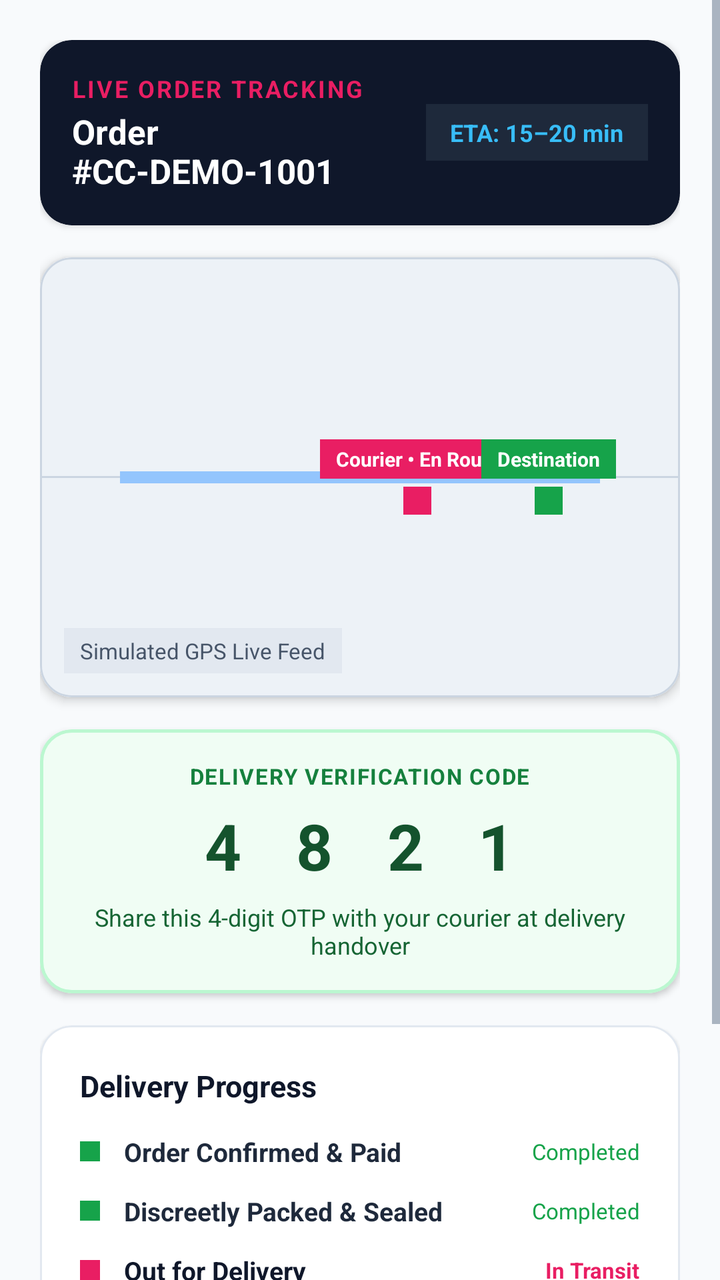
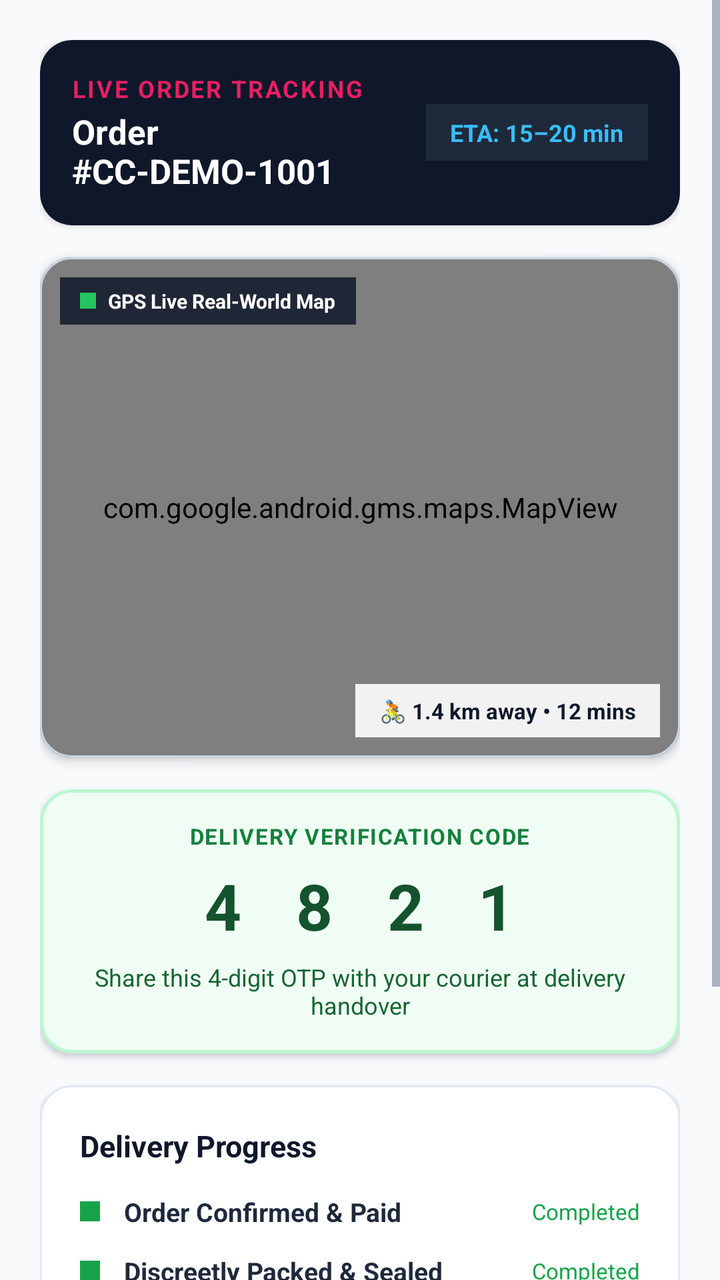

An Android layout rendered at two revisions. The XML below is the earlier revision; the diff shows what the commit changed to produce the second picture.
<!-- AndroidManifest.xml: application theme Theme.CycleCare -->
<!-- res/layout/activity_order_tracking.xml -->
<?xml version="1.0" encoding="utf-8"?>
<ScrollView xmlns:android="http://schemas.android.com/apk/res/android"
    xmlns:app="http://schemas.android.com/apk/res-auto"
    android:layout_width="match_parent"
    android:layout_height="match_parent"
    android:background="#F8FAFC"
    android:fillViewport="true">

    <LinearLayout
        android:layout_width="match_parent"
        android:layout_height="wrap_content"
        android:orientation="vertical"
        android:padding="20dp">

        
        <com.google.android.material.card.MaterialCardView
            android:layout_width="match_parent"
            android:layout_height="wrap_content"
            app:cardCornerRadius="16dp"
            app:cardElevation="2dp"
            app:cardBackgroundColor="#0F172A">

            <LinearLayout
                android:layout_width="match_parent"
                android:layout_height="wrap_content"
                android:orientation="horizontal"
                android:padding="16dp"
                android:gravity="center_vertical">

                <LinearLayout
                    android:layout_width="0dp"
                    android:layout_height="wrap_content"
                    android:layout_weight="1"
                    android:orientation="vertical">

                    <TextView
                        android:layout_width="wrap_content"
                        android:layout_height="wrap_content"
                        android:text="LIVE ORDER TRACKING"
                        android:textColor="#E91E63"
                        android:textSize="12sp"
                        android:textStyle="bold"
                        android:letterSpacing="0.08" />

                    <TextView
                        android:id="@+id/tv_order_title"
                        android:layout_width="wrap_content"
                        android:layout_height="wrap_content"
                        android:layout_marginTop="2dp"
                        android:text="Order #CC-DEMO-1001"
                        android:textColor="#FFFFFF"
                        android:textSize="17sp"
                        android:textStyle="bold" />
                </LinearLayout>

                <TextView
                    android:id="@+id/tv_eta_badge"
                    android:layout_width="wrap_content"
                    android:layout_height="wrap_content"
                    android:background="#1E293B"
                    android:paddingHorizontal="12dp"
                    android:paddingVertical="6dp"
                    android:text="ETA: 15–20 min"
                    android:textColor="#38BDF8"
                    android:textSize="12sp"
                    android:textStyle="bold" />
            </LinearLayout>
        </com.google.android.material.card.MaterialCardView>

        
        <com.google.android.material.card.MaterialCardView
            android:layout_width="match_parent"
            android:layout_height="220dp"
            android:layout_marginTop="16dp"
            app:cardCornerRadius="16dp"
            app:cardElevation="3dp"
            app:cardBackgroundColor="#E2E8F0"
            app:strokeColor="#CBD5E1"
            app:strokeWidth="1dp">

            <RelativeLayout
                android:layout_width="match_parent"
                android:layout_height="match_parent"
                android:background="#EDF2F7">

                
                <View
                    android:layout_width="match_parent"
                    android:layout_height="1dp"
                    android:layout_centerVertical="true"
                    android:background="#CBD5E1" />

                
                <View
                    android:id="@+id/view_route_line"
                    android:layout_width="match_parent"
                    android:layout_height="6dp"
                    android:layout_centerVertical="true"
                    android:layout_marginHorizontal="40dp"
                    android:background="#93C5FD" />

                
                <LinearLayout
                    android:id="@+id/layout_courier_marker"
                    android:layout_width="wrap_content"
                    android:layout_height="wrap_content"
                    android:layout_centerVertical="true"
                    android:layout_marginStart="140dp"
                    android:gravity="center"
                    android:orientation="vertical">

                    <TextView
                        android:layout_width="wrap_content"
                        android:layout_height="wrap_content"
                        android:background="#E91E63"
                        android:paddingHorizontal="8dp"
                        android:paddingVertical="3dp"
                        android:text="Courier • En Route"
                        android:textColor="#FFFFFF"
                        android:textSize="10sp"
                        android:textStyle="bold" />

                    <View
                        android:layout_width="14dp"
                        android:layout_height="14dp"
                        android:layout_marginTop="4dp"
                        android:background="#E91E63" />
                </LinearLayout>

                
                <LinearLayout
                    android:layout_width="wrap_content"
                    android:layout_height="wrap_content"
                    android:layout_alignParentEnd="true"
                    android:layout_centerVertical="true"
                    android:layout_marginEnd="32dp"
                    android:gravity="center"
                    android:orientation="vertical">

                    <TextView
                        android:layout_width="wrap_content"
                        android:layout_height="wrap_content"
                        android:background="#16A34A"
                        android:paddingHorizontal="8dp"
                        android:paddingVertical="3dp"
                        android:text="Destination"
                        android:textColor="#FFFFFF"
                        android:textSize="10sp"
                        android:textStyle="bold" />

                    <View
                        android:layout_width="14dp"
                        android:layout_height="14dp"
                        android:layout_marginTop="4dp"
                        android:background="#16A34A" />
                </LinearLayout>

                
                <TextView
                    android:layout_width="wrap_content"
                    android:layout_height="wrap_content"
                    android:layout_alignParentBottom="true"
                    android:layout_alignParentStart="true"
                    android:layout_margin="12dp"
                    android:background="#E2E8F0"
                    android:paddingHorizontal="8dp"
                    android:paddingVertical="4dp"
                    android:text="Simulated GPS Live Feed"
                    android:textColor="#475569"
                    android:textSize="11sp" />
            </RelativeLayout>
        </com.google.android.material.card.MaterialCardView>

        
        <com.google.android.material.card.MaterialCardView
            android:layout_width="match_parent"
            android:layout_height="wrap_content"
            android:layout_marginTop="16dp"
            app:cardCornerRadius="16dp"
            app:cardElevation="2dp"
            app:cardBackgroundColor="#F0FDF4"
            app:strokeColor="#BBF7D0"
            app:strokeWidth="1.5dp">

            <LinearLayout
                android:layout_width="match_parent"
                android:layout_height="wrap_content"
                android:orientation="vertical"
                android:padding="16dp"
                android:gravity="center">

                <TextView
                    android:layout_width="wrap_content"
                    android:layout_height="wrap_content"
                    android:text="DELIVERY VERIFICATION CODE"
                    android:textColor="#15803D"
                    android:textSize="11sp"
                    android:textStyle="bold"
                    android:letterSpacing="0.05" />

                <TextView
                    android:id="@+id/tv_otp_display"
                    android:layout_width="wrap_content"
                    android:layout_height="wrap_content"
                    android:layout_marginTop="6dp"
                    android:text="4 8 2 1"
                    android:textColor="#14532D"
                    android:textSize="32sp"
                    android:textStyle="bold"
                    android:letterSpacing="0.3" />

                <TextView
                    android:layout_width="wrap_content"
                    android:layout_height="wrap_content"
                    android:layout_marginTop="6dp"
                    android:text="Share this 4-digit OTP with your courier at delivery handover"
                    android:textColor="#166534"
                    android:textSize="12sp"
                    android:textAlignment="center" />
            </LinearLayout>
        </com.google.android.material.card.MaterialCardView>

        
        <com.google.android.material.card.MaterialCardView
            android:layout_width="match_parent"
            android:layout_height="wrap_content"
            android:layout_marginTop="16dp"
            app:cardCornerRadius="16dp"
            app:cardElevation="1dp"
            app:cardBackgroundColor="#FFFFFF"
            app:strokeColor="#E2E8F0"
            app:strokeWidth="1dp">

            <LinearLayout
                android:layout_width="match_parent"
                android:layout_height="wrap_content"
                android:orientation="vertical"
                android:padding="20dp">

                <TextView
                    android:layout_width="wrap_content"
                    android:layout_height="wrap_content"
                    android:text="Delivery Progress"
                    android:textColor="#0F172A"
                    android:textSize="15sp"
                    android:textStyle="bold" />

                
                <LinearLayout
                    android:layout_width="match_parent"
                    android:layout_height="wrap_content"
                    android:orientation="horizontal"
                    android:layout_marginTop="14dp"
                    android:gravity="center_vertical">
                    <View
                        android:layout_width="10dp"
                        android:layout_height="10dp"
                        android:background="#16A34A" />
                    <TextView
                        android:layout_width="0dp"
                        android:layout_height="wrap_content"
                        android:layout_weight="1"
                        android:layout_marginStart="12dp"
                        android:text="Order Confirmed &amp; Paid"
                        android:textColor="#1E293B"
                        android:textSize="13sp"
                        android:textStyle="bold" />
                    <TextView
                        android:layout_width="wrap_content"
                        android:layout_height="wrap_content"
                        android:text="Completed"
                        android:textColor="#16A34A"
                        android:textSize="11sp" />
                </LinearLayout>

                
                <LinearLayout
                    android:layout_width="match_parent"
                    android:layout_height="wrap_content"
                    android:orientation="horizontal"
                    android:layout_marginTop="12dp"
                    android:gravity="center_vertical">
                    <View
                        android:layout_width="10dp"
                        android:layout_height="10dp"
                        android:background="#16A34A" />
                    <TextView
                        android:layout_width="0dp"
                        android:layout_height="wrap_content"
                        android:layout_weight="1"
                        android:layout_marginStart="12dp"
                        android:text="Discreetly Packed &amp; Sealed"
                        android:textColor="#1E293B"
                        android:textSize="13sp"
                        android:textStyle="bold" />
                    <TextView
                        android:layout_width="wrap_content"
                        android:layout_height="wrap_content"
                        android:text="Completed"
                        android:textColor="#16A34A"
                        android:textSize="11sp" />
                </LinearLayout>

                
                <LinearLayout
                    android:layout_width="match_parent"
                    android:layout_height="wrap_content"
                    android:orientation="horizontal"
                    android:layout_marginTop="12dp"
                    android:gravity="center_vertical">
                    <View
                        android:layout_width="10dp"
                        android:layout_height="10dp"
                        android:background="#E91E63" />
                    <TextView
                        android:layout_width="0dp"
                        android:layout_height="wrap_content"
                        android:layout_weight="1"
                        android:layout_marginStart="12dp"
                        android:text="Out for Delivery"
                        android:textColor="#0F172A"
                        android:textSize="13sp"
                        android:textStyle="bold" />
                    <TextView
                        android:id="@+id/tv_status_step3"
                        android:layout_width="wrap_content"
                        android:layout_height="wrap_content"
                        android:text="In Transit"
                        android:textColor="#E91E63"
                        android:textSize="11sp"
                        android:textStyle="bold" />
                </LinearLayout>

                
                <LinearLayout
                    android:layout_width="match_parent"
                    android:layout_height="wrap_content"
                    android:orientation="horizontal"
                    android:layout_marginTop="12dp"
                    android:gravity="center_vertical">
                    <View
                        android:layout_width="10dp"
                        android:layout_height="10dp"
                        android:background="#94A3B8" />
                    <TextView
                        android:layout_width="0dp"
                        android:layout_height="wrap_content"
                        android:layout_weight="1"
                        android:layout_marginStart="12dp"
                        android:text="Arrived at Location"
                        android:textColor="#64748B"
                        android:textSize="13sp" />
                    <TextView
                        android:id="@+id/tv_status_step4"
                        android:layout_width="wrap_content"
                        android:layout_height="wrap_content"
                        android:text="Pending"
                        android:textColor="#94A3B8"
                        android:textSize="11sp" />
                </LinearLayout>

                
                <LinearLayout
                    android:layout_width="match_parent"
                    android:layout_height="wrap_content"
                    android:orientation="horizontal"
                    android:layout_marginTop="12dp"
                    android:gravity="center_vertical">
                    <View
                        android:layout_width="10dp"
                        android:layout_height="10dp"
                        android:background="#94A3B8" />
                    <TextView
                        android:layout_width="0dp"
                        android:layout_height="wrap_content"
                        android:layout_weight="1"
                        android:layout_marginStart="12dp"
                        android:text="Delivered &amp; OTP Confirmed"
                        android:textColor="#64748B"
                        android:textSize="13sp" />
                    <TextView
                        android:id="@+id/tv_status_step5"
                        android:layout_width="wrap_content"
                        android:layout_height="wrap_content"
                        android:text="Pending"
                        android:textColor="#94A3B8"
                        android:textSize="11sp" />
                </LinearLayout>

            </LinearLayout>
        </com.google.android.material.card.MaterialCardView>

        
        <TextView
            android:layout_width="match_parent"
            android:layout_height="wrap_content"
            android:layout_marginTop="16dp"
            android:text="CycleCare packages are shipped in tamper-evident, unmarked boxes with zero medical identifiers for complete personal privacy."
            android:textColor="#64748B"
            android:textSize="11sp"
            android:textAlignment="center" />

    </LinearLayout>
</ScrollView>
<!-- resources referenced by this layout -->
<resources>
  <style name="Theme.CycleCare" parent="Theme.MaterialComponents.DayNight.NoActionBar">
          
          <item name="colorPrimary">@color/colorPrimary</item>
          <item name="colorPrimaryVariant">@color/colorPrimaryVariant</item>
          <item name="colorOnPrimary">@color/textOnPrimary</item>
          
          <item name="colorSecondary">@color/colorSecondary</item>
          <item name="colorSecondaryVariant">@color/colorSecondaryVariant</item>
          <item name="colorOnSecondary">@color/textOnPrimary</item>
  
          <item name="colorSurface">@color/colorSurface</item>
          <item name="colorOnSurface">@color/textPrimary</item>
          
          
          <item name="android:statusBarColor">@color/colorBackground</item>
          <item name="android:windowLightStatusBar">true</item>
          <item name="android:windowBackground">@color/colorBackground</item>
  
          
          <item name="android:textColorPrimary">@color/textPrimary</item>
          <item name="android:textColorSecondary">@color/textSecondary</item>
      </style>
  <color name="colorPrimary">#C2185B</color>
  <color name="colorPrimaryVariant">#AD1457</color>
  <color name="textOnPrimary">#FFFFFF</color>
  <color name="colorSecondary">#0284C7</color>
  <color name="colorSecondaryVariant">#0369A1</color>
  <color name="colorSurface">#F4F7FB</color>
  <color name="textPrimary">#1E293B</color>
  <color name="colorBackground">#EFF2F6</color>
  <color name="textSecondary">#64748B</color>
</resources>

<!-- the commit's change to res/layout/activity_order_tracking.xml (unified diff, before → after) -->
@@ -70,105 +70,73 @@
         
         <com.google.android.material.card.MaterialCardView
             android:layout_width="match_parent"
-            android:layout_height="220dp"
+            android:layout_height="250dp"
             android:layout_marginTop="16dp"
             app:cardCornerRadius="16dp"
             app:cardElevation="3dp"
-            app:cardBackgroundColor="#E2E8F0"
             app:strokeColor="#CBD5E1"
             app:strokeWidth="1dp">
 
-            <RelativeLayout
+            <FrameLayout
                 android:layout_width="match_parent"
-                android:layout_height="match_parent"
-                android:background="#EDF2F7">
-
-                
-                <View
-                    android:layout_width="match_parent"
-                    android:layout_height="1dp"
-                    android:layout_centerVertical="true"
-                    android:background="#CBD5E1" />
-
-                
-                <View
-                    android:id="@+id/view_route_line"
-                    android:layout_width="match_parent"
-                    android:layout_height="6dp"
-                    android:layout_centerVertical="true"
-                    android:layout_marginHorizontal="40dp"
-                    android:background="#93C5FD" />
-
-                
-                <LinearLayout
-                    android:id="@+id/layout_courier_marker"
-                    android:layout_width="wrap_content"
-                    android:layout_height="wrap_content"
-                    android:layout_centerVertical="true"
-                    android:layout_marginStart="140dp"
-                    android:gravity="center"
-                    android:orientation="vertical">
-
-                    <TextView
-                        android:layout_width="wrap_content"
-                        android:layout_height="wrap_content"
-                        android:background="#E91E63"
-                        android:paddingHorizontal="8dp"
-                        android:paddingVertical="3dp"
-                        android:text="Courier • En Route"
+                android:layout_height="match_parent">
+
+                
+                <com.google.android.gms.maps.MapView
+                    android:id="@+id/map_view"
+                    android:layout_width="match_parent"
+                    android:layout_height="match_parent" />
+
+                
+                <LinearLayout
+                    android:layout_width="wrap_content"
+                    android:layout_height="wrap_content"
+                    android:layout_gravity="top|start"
+                    android:layout_margin="10dp"
+                    android:background="#D90F172A"
+                    android:paddingHorizontal="10dp"
+                    android:paddingVertical="5dp"
+                    android:orientation="horizontal"
+                    android:gravity="center_vertical">
+
+                    <View
+                        android:layout_width="8dp"
+                        android:layout_height="8dp"
+                        android:background="#22C55E" />
+
+                    <TextView
+                        android:id="@+id/tv_map_live_badge"
+                        android:layout_width="wrap_content"
+                        android:layout_height="wrap_content"
+                        android:layout_marginStart="6dp"
+                        android:text="GPS Live Real-World Map"
                         android:textColor="#FFFFFF"
                         android:textSize="10sp"
                         android:textStyle="bold" />
-
-                    <View
-                        android:layout_width="14dp"
-                        android:layout_height="14dp"
-                        android:layout_marginTop="4dp"
-                        android:background="#E91E63" />
-                </LinearLayout>
-
-                
-                <LinearLayout
-                    android:layout_width="wrap_content"
-                    android:layout_height="wrap_content"
-                    android:layout_alignParentEnd="true"
-                    android:layout_centerVertical="true"
-                    android:layout_marginEnd="32dp"
-                    android:gravity="center"
-                    android:orientation="vertical">
-
-                    <TextView
-                        android:layout_width="wrap_content"
-                        android:layout_height="wrap_content"
-                        android:background="#16A34A"
-                        android:paddingHorizontal="8dp"
-                        android:paddingVertical="3dp"
-                        android:text="Destination"
-                        android:textColor="#FFFFFF"
-                        android:textSize="10sp"
-                        android:textStyle="bold" />
-
-                    <View
-                        android:layout_width="14dp"
-                        android:layout_height="14dp"
-                        android:layout_marginTop="4dp"
-                        android:background="#16A34A" />
-                </LinearLayout>
-
-                
-                <TextView
-                    android:layout_width="wrap_content"
-                    android:layout_height="wrap_content"
-                    android:layout_alignParentBottom="true"
-                    android:layout_alignParentStart="true"
-                    android:layout_margin="12dp"
-                    android:background="#E2E8F0"
-                    android:paddingHorizontal="8dp"
-                    android:paddingVertical="4dp"
-                    android:text="Simulated GPS Live Feed"
-                    android:textColor="#475569"
-                    android:textSize="11sp" />
-            </RelativeLayout>
+                </LinearLayout>
+
+                
+                <LinearLayout
+                    android:layout_width="wrap_content"
+                    android:layout_height="wrap_content"
+                    android:layout_gravity="bottom|end"
+                    android:layout_margin="10dp"
+                    android:background="#E6FFFFFF"
+                    android:paddingHorizontal="12dp"
+                    android:paddingVertical="6dp"
+                    android:orientation="horizontal"
+                    android:gravity="center_vertical">
+
+                    <TextView
+                        android:id="@+id/tv_map_distance_eta"
+                        android:layout_width="wrap_content"
+                        android:layout_height="wrap_content"
+                        android:text="🚴 1.4 km away • 12 mins"
+                        android:textColor="#0F172A"
+                        android:textSize="11sp"
+                        android:textStyle="bold" />
+                </LinearLayout>
+            </FrameLayout>
         </com.google.android.material.card.MaterialCardView>
 
         
